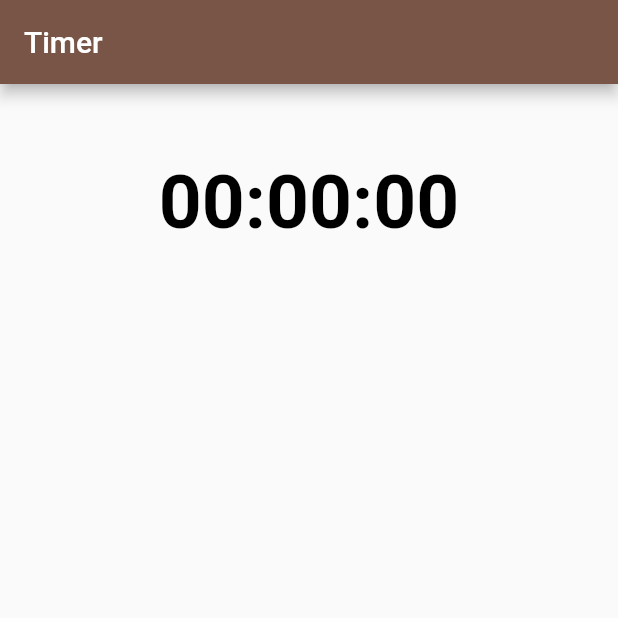
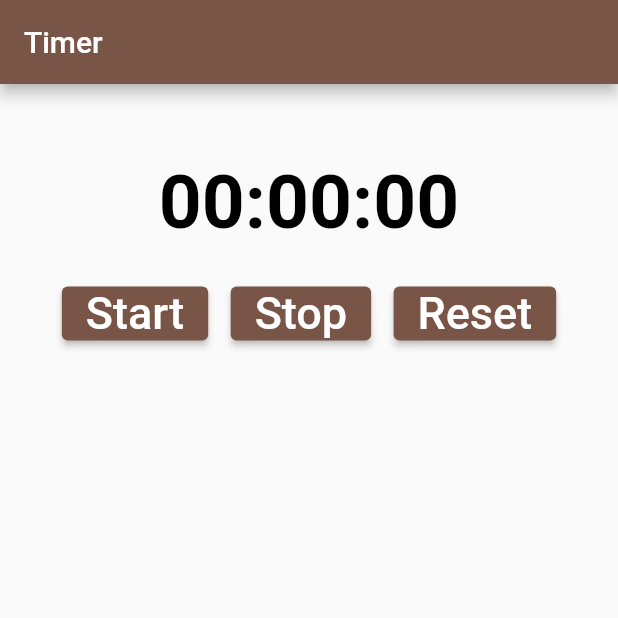
Before and after one commit to dieudonne96/countdown_timer_app, a Flutter app: the screen it shows after launch, on a phone screen of 412 x 824 dp, the top half of it. Run offline on Flutter 3.47's test engine with Material 2 defaults, Android fonts, the phone set to English and light mode, and no system bars.

Commit message:
placed buttons in row format

```diff
--- a/lib/main.dart
+++ b/lib/main.dart
@@ -99,6 +99,46 @@
             ),
           ),
           SizedBox(height: 20),
+          Row(
+            mainAxisAlignment: MainAxisAlignment.center,
+            children: [
+              ElevatedButton(
+                onPressed: startTimer,
+                child: Text(
+                  'Start',
+                  style: TextStyle(
+                    fontSize: 30,
+                  ),
+                ),
+              ),
+              SizedBox(width: 15),
+              ElevatedButton(
+                onPressed: () {
+                  if (countdownTimer == null || countdownTimer!.isActive) {
+                    stopTimer();
+                  }
+                },
+                child: Text(
+                  'Stop',
+                  style: TextStyle(
+                    fontSize: 30,
+                  ),
+                ),
+              ),
+              SizedBox(width: 15),
+              ElevatedButton(
+                onPressed: () {
+                  resetTimer();
+                },
+                child: Text(
+                  'Reset',
+                  style: TextStyle(
+                    fontSize: 30,
+                  ),
+                ),
+              ),
+            ],
+          ),
         ],
       )),
     );
```
